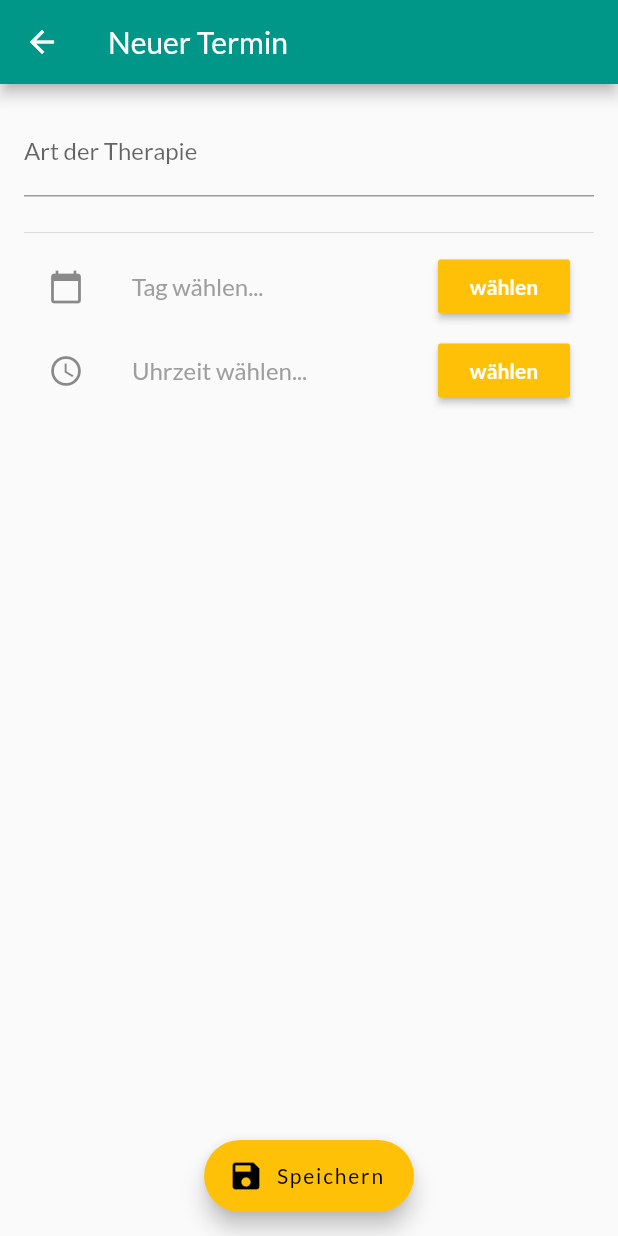
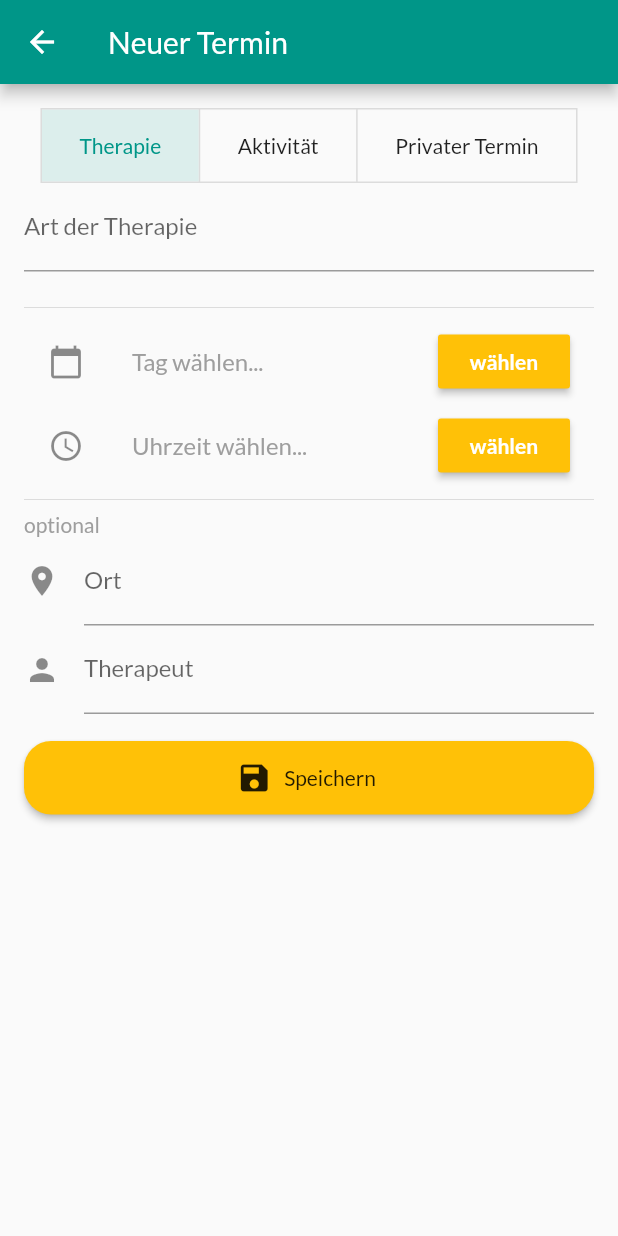
Before and after one commit to schmt5/papp, a Flutter app: the CreateAppointmentScreen screen opened by its route, after a tap on "Speichern", on a phone screen of 412 x 824 dp. Run offline on Flutter 3.47's test engine with Material 2 defaults, Android fonts, the phone set to English and light mode, and no system bars; our stand-ins replace sqflite; accounts and stored records are empty.

Commit message:
add toggleButton to createAppointmentScreen

```diff
--- a/papp/lib/screens/create_appointment_screen.dart
+++ b/papp/lib/screens/create_appointment_screen.dart
@@ -18,6 +18,7 @@ class _CreateAppointmentScreenState extends State<CreateAppointmentScreen> {
   final _form = GlobalKey<FormState>();
   DateTime _selectedDate;
   TimeOfDay _selectedTime;
+  List<bool> isSelected = [true, false, false];
 
   void _selectDate() {
     showDatePicker(
@@ -51,40 +52,82 @@ class _CreateAppointmentScreenState extends State<CreateAppointmentScreen> {
 
   @override
   Widget build(BuildContext context) {
+    final bool showFab = MediaQuery.of(context).viewInsets.bottom == 0.0;
     return Scaffold(
       appBar: AppBar(
         title: Text('Neuer Termin'),
       ),
-      floatingActionButtonLocation: FloatingActionButtonLocation.centerFloat,
-      floatingActionButton: FloatingActionButton.extended(
-        icon: Icon(Icons.save),
-        label: Text('Speichern'),
-        onPressed: () {
-          var year = _selectedDate.year;
-          var month = _selectedDate.month;
-          var day = _selectedDate.day;
-          var hour = _selectedTime.hour;
-          var minute = _selectedTime.minute;
-          var second = _selectedDate.second;
-          var millisecond = _selectedDate.millisecond;
+      // floatingActionButtonLocation: FloatingActionButtonLocation.centerFloat,
+      // floatingActionButton: showFab
+      //     ? FloatingActionButton.extended(
+      //         icon: Icon(Icons.save),
+      //         label: Text('Speichern'),
+      //         onPressed: () {
+      //           var year = _selectedDate.year;
+      //           var month = _selectedDate.month;
+      //           var day = _selectedDate.day;
+      //           var hour = _selectedTime.hour;
+      //           var minute = _selectedTime.minute;
+      //           var second = _selectedDate.second;
+      //           var millisecond = _selectedDate.millisecond;
 
-          var dateTime = DateTime(year, month, day, hour, minute, second, millisecond);
+      //           var dateTime = DateTime(
+      //               year, month, day, hour, minute, second, millisecond);
 
-          var appointment = AppointmentModel(
-            id: dateTime.millisecondsSinceEpoch,
-            category: "Physiotherapie",
-            dateTime: dateTime,
-          );
-          Provider.of<Appointments>(context, listen: false)
-              .addAppointment(appointment);
-        },
-      ),
+      //           var appointment = AppointmentModel(
+      //             id: dateTime.millisecondsSinceEpoch,
+      //             category: "Physiotherapie",
+      //             dateTime: dateTime,
+      //           );
+      //           Provider.of<Appointments>(context, listen: false)
+      //               .addAppointment(appointment);
+      //         },
+      //       )
+      //     : null,
       body: Padding(
         padding: EdgeInsets.all(16),
         child: Form(
           key: _form,
           child: ListView(
             children: <Widget>[
+              Center(
+                child: ToggleButtons(
+                  children: <Widget>[
+                    Padding(
+                      padding: const EdgeInsets.symmetric(
+                        horizontal: 25,
+                      ),
+                      child: Text('Therapie'),
+                    ),
+                    Padding(
+                      padding: const EdgeInsets.symmetric(
+                        horizontal: 25,
+                      ),
+                      child: Text('Aktivität'),
+                    ),
+                    Padding(
+                      padding: const EdgeInsets.symmetric(
+                        horizontal: 25,
+                      ),
+                      child: Text('Privater Termin'),
+                    )
+                  ],
+                  onPressed: (int index) {
+                    setState(() {
+                      for (int buttonIndex = 0;
+                          buttonIndex < isSelected.length;
+                          buttonIndex++) {
+                        if (buttonIndex == index) {
+                          isSelected[buttonIndex] = true;
+                        } else {
+                          isSelected[buttonIndex] = false;
+                        }
+                      }
+                    });
+                  },
+                  isSelected: isSelected,
+                ),
+              ),
               TextFormField(
                 decoration: InputDecoration(labelText: 'Art der Therapie'),
               ),
@@ -136,6 +179,44 @@ class _CreateAppointmentScreenState extends State<CreateAppointmentScreen> {
                   color: Theme.of(context).accentColor,
                 ),
               ),
+              Divider(),
+              Text(
+                'optional',
+                style: TextStyle(
+                  color: Colors.grey,
+                ),
+              ),
+              TextFormField(
+                decoration: InputDecoration(
+                    labelText: 'Ort',
+                    icon: Icon(
+                      Icons.location_on,
+                    )),
+              ),
+              TextFormField(
+                decoration: InputDecoration(
+                    labelText: 'Therapeut',
+                    icon: Icon(
+                      Icons.person,
+                    )),
+              ),
+              Padding(
+                padding: const EdgeInsets.only(top: 18),
+                child: RaisedButton.icon(
+                  label: Padding(
+                    padding: const EdgeInsets.symmetric(
+                      vertical: 16,
+                    ),
+                    child: Text('Speichern'),
+                  ),
+                  icon: Icon(Icons.save),
+                  color: Theme.of(context).accentColor,
+                  shape: RoundedRectangleBorder(
+                    borderRadius: BorderRadius.circular(18),
+                  ),
+                  onPressed: () {},
+                ),
+              )
             ],
           ),
         ),
```
